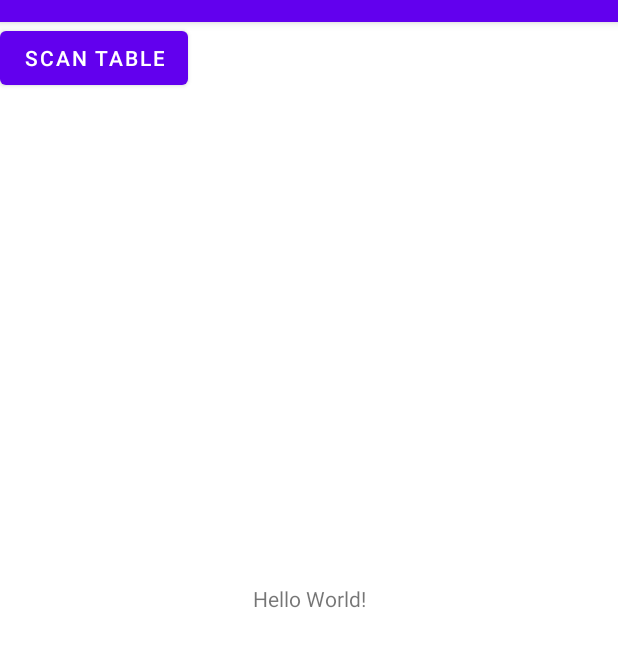
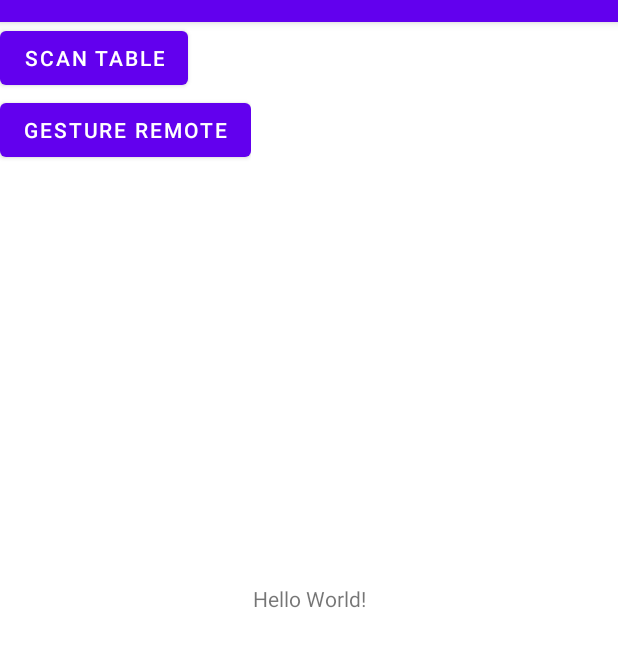
Before and after one commit to rphly/hive, an Android app: the screen it shows after launch (MainActivity), on a phone screen of 412 x 824 dp, the part 62-729 px from its top. Run offline under Robolectric (Android 15) with nearby library versions, the phone set to English and light mode, and no system bars.

Commit message:
added folder structure, services, and gesture recognition

```diff
--- a/app/src/main/java/com/example/hive/MainActivity.java
+++ b/app/src/main/java/com/example/hive/MainActivity.java
@@ -7,10 +7,19 @@ import android.widget.Button;
 
 import androidx.appcompat.app.AppCompatActivity;
 
+import com.example.hive.activities.QRCodeScanner;
+import com.example.hive.activities.GestureRemote;
+
+import org.json.JSONArray;
+import org.json.JSONException;
+
 public class MainActivity extends AppCompatActivity {
 
-    private void onNavigateToQRScanner() {
+    private void onNavigateToQRScanner() throws JSONException {
         startActivity(new Intent(this, QRCodeScanner.class));
+    }
+    private void onNavigateToGestureRemote() {
+        startActivity(new Intent(this, GestureRemote.class));
     }
 
     @Override
@@ -19,10 +28,22 @@ public class MainActivity extends AppCompatActivity {
         setContentView(R.layout.activity_main);
 
         // set to_qr button
-        Button btn = (Button)findViewById(R.id.go_to_qr);
-        btn.setText("Scan table");
-        btn.setOnClickListener((View v) -> {
+        Button scanTableBtn = (Button)findViewById(R.id.go_to_qr);
+        scanTableBtn.setText("Scan table");
+        scanTableBtn.setOnClickListener((View v) -> {
+            try {
                 onNavigateToQRScanner();
+            } catch (JSONException e) {
+                e.printStackTrace();
+            }
+        });
+
+        // set to_qr button
+        Button gestureRemoteBtn = (Button)findViewById(R.id.gesture_remote);
+        gestureRemoteBtn.setText("Gesture Remote");
+        gestureRemoteBtn.setOnClickListener((View v) -> {
+            onNavigateToGestureRemote();
         });
     }
+
 }
--- a/app/src/main/java/com/example/hive/QRCodeFoundListener.java
+++ b/app/src/main/java/com/example/hive/activities/QR/QRCodeFoundListener.java
@@ -1,4 +1,4 @@
-package com.example.hive;
+package com.example.hive.activities.QR;
 
 public interface QRCodeFoundListener {
     void onQRCodeFound(String qrCode);
--- a/app/src/main/res/layout/activity_main.xml
+++ b/app/src/main/res/layout/activity_main.xml
@@ -14,11 +14,20 @@
         app:layout_constraintLeft_toLeftOf="parent"
         app:layout_constraintRight_toRightOf="parent"
         app:layout_constraintTop_toTopOf="parent" />
-
+    <LinearLayout
+        android:layout_width="wrap_content"
+        android:layout_height="wrap_content"
+        android:orientation="vertical">
     <Button
         android:id="@+id/go_to_qr"
         android:layout_width="wrap_content"
         android:layout_height="wrap_content"
         />
+    <Button
+        android:id="@+id/gesture_remote"
+        android:layout_width="wrap_content"
+        android:layout_height="wrap_content"
+        />
+    </LinearLayout>
 
 </androidx.constraintlayout.widget.ConstraintLayout>
--- a/app/src/main/res/values-night/themes.xml
+++ /dev/null
@@ -1,18 +0,0 @@
-<resources xmlns:tools="http://schemas.android.com/tools">
-    <!-- Base application theme. -->
-    <style name="Theme.Hive" parent="Theme.MaterialComponents.DayNight.DarkActionBar">
-        <!-- Primary brand color. -->
-        <item name="colorPrimary">@color/purple_200</item>
-        <item name="colorPrimaryVariant">@color/purple_700</item>
-        <item name="colorOnPrimary">@color/black</item>
-        <!-- Secondary brand color. -->
-        <item name="colorSecondary">@color/teal_200</item>
-        <item name="colorSecondaryVariant">@color/teal_200</item>
-        <item name="colorOnSecondary">@color/black</item>
-        <!-- Status bar color. -->
-        <item name="android:statusBarColor" tools:targetApi="l">?attr/colorPrimaryVariant</item>
-        <!-- Customize your theme here. -->
-    </style>
-
-
-</resources>
--- a/app/src/main/res/values/themes.xml
+++ b/app/src/main/res/values/themes.xml
@@ -1,6 +1,6 @@
 <resources xmlns:tools="http://schemas.android.com/tools">
     <!-- Base application theme. -->
-    <style name="Theme.Hive" parent="Theme.MaterialComponents.DayNight.DarkActionBar">
+    <style name="Theme.Hive" parent="Theme.MaterialComponents.Light.DarkActionBar">
         <!-- Primary brand color. -->
         <item name="colorPrimary">@color/purple_500</item>
         <item name="colorPrimaryVariant">@color/purple_700</item>
```
Also changed, not shown: app/build.gradle (+8 -3 lines), app/src/main/AndroidManifest.xml (+8 -6 lines), app/src/main/java/com/example/hive/QRCodeImageAnalyzer.java (deleted, +0 -66 lines), app/src/main/java/com/example/hive/activities/GestureRemote.java (added, +122 -0 lines), app/src/main/java/com/example/hive/activities/QR/QRCodeImageAnalyzer.java (added, +67 -0 lines), app/src/main/java/com/example/hive/activities/QRCodeScanner.java (renamed from app/src/main/java/com/example/hive/QRCodeScanner.java, +7 -3 lines), app/src/main/java/com/example/hive/services/Lifx.java (added, +74 -0 lines), app/src/main/java/com/example/hive/utils/Constants.java (added, +20 -0 lines), app/src/main/java/com/example/hive/utils/Helpers.java (added, +22 -0 lines), app/src/main/res/layout/activity_gesture_remote.xml (added, +9 -0 lines), 4 other files.
